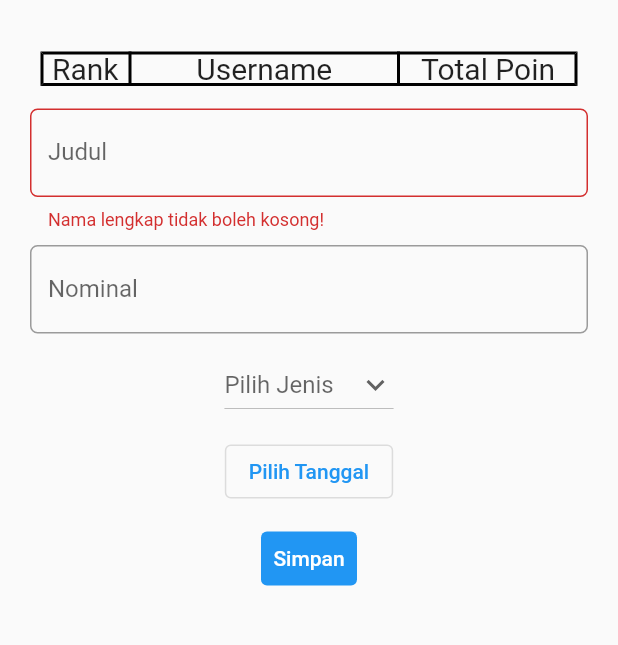
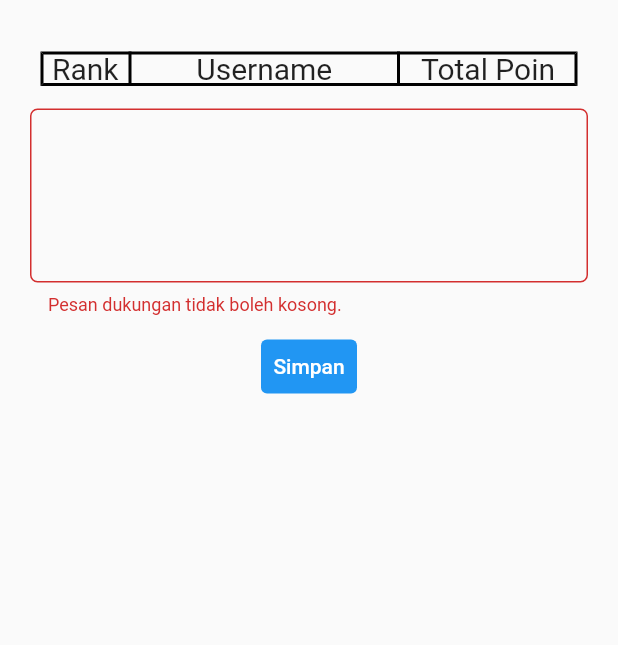
Before and after one commit to rafighalibin/bin_bank_app, a Flutter app: the LeaderboardPage screen opened directly, after a tap on "Simpan", on a phone screen of 412 x 824 dp, the part 175-820 px from its top. Run offline on Flutter 3.47's test engine with Material 2 defaults, Android fonts, the phone set to English and light mode, and no system bars.

Commit message:
update leaderboard

```diff
--- a/lib/page/leaderboard.dart
+++ b/lib/page/leaderboard.dart
@@ -12,10 +12,7 @@ class LeaderboardPage extends StatefulWidget {
 class _MyFormPageState extends State<LeaderboardPage> {
   final _formKey = GlobalKey<FormState>();
   String judul = "";
-  int nominal = 0;
-  String? jenis;
   DateTime tanggal = DateTime.now();
-  List<String> jenis_pilihan = ['Pemasukan', 'Pengeluaran'];
 
   @override
   Widget build(BuildContext context) {
@@ -37,6 +34,7 @@ class _MyFormPageState extends State<LeaderboardPage> {
                   ),
                   Container(
                     alignment: Alignment.center,
+                    constraints: const BoxConstraints(maxWidth: 600),
                     margin: const EdgeInsets.fromLTRB(7, 10, 7, 15),
                     child: Table(
                         columnWidths: const {
@@ -65,12 +63,12 @@ class _MyFormPageState extends State<LeaderboardPage> {
                   ),
                   TextFormField(
                     decoration: InputDecoration(
-                      labelText: "Judul",
-                      // Menambahkan circular border agar lebih rapi
                       border: OutlineInputBorder(
                         borderRadius: BorderRadius.circular(5.0),
                       ),
                     ),
+                    keyboardType: TextInputType.multiline,
+                    maxLines: 4,
                     // Menambahkan behavior saat nama diketik
                     onChanged: (String? value) {
                       setState(() {
@@ -86,76 +84,11 @@ class _MyFormPageState extends State<LeaderboardPage> {
                     // Validator sebagai validasi form
                     validator: (String? value) {
                       if (value == null || value.isEmpty) {
-                        return 'Nama lengkap tidak boleh kosong!';
+                        return 'Pesan dukungan tidak boleh kosong.';
                       }
                       return null;
                     },
                   ),
-                  const SizedBox(height: 10),
-                  TextFormField(
-                    keyboardType: TextInputType.number,
-                    decoration: InputDecoration(
-                      labelText: "Nominal",
-                      // Menambahkan circular border agar lebih rapi
-                      border: OutlineInputBorder(
-                        borderRadius: BorderRadius.circular(5.0),
-                      ),
-                    ),
-                    // Menambahkan behavior saat nama diketik
-                    onChanged: (String? value) {
-                      int? number = int.tryParse(value!);
-                      setState(() {
-                        if (number == null) {
-                          nominal = 0;
-                        } else {
-                          nominal = number;
-                        }
-                      });
-                    },
-                    // Menambahkan behavior saat data disimpan
-                    onSaved: (String? value) {
-                      int? number = int.tryParse(value!);
-                      setState(() {
-                        if (number == null) {
-                          nominal = 0;
-                        } else {
-                          nominal = number;
-                        }
-                      });
-                    },
-                  ),
-                  const SizedBox(height: 10),
-                  DropdownButton(
-                    value: jenis,
-                    hint: const Text("Pilih Jenis"),
-                    icon: const Icon(Icons.keyboard_arrow_down),
-                    items: jenis_pilihan.map((String items) {
-                      return DropdownMenuItem(
-                        value: items,
-                        child: Text(items),
-                      );
-                    }).toList(),
-                    onChanged: (String? newValue) {
-                      setState(() {
-                        jenis = newValue!;
-                      });
-                    },
-                  ),
-                  const SizedBox(height: 10),
-                  OutlinedButton(
-                      onPressed: () {
-                        showDatePicker(
-                          context: context,
-                          initialDate: DateTime.now(),
-                          firstDate: DateTime(1950),
-                          lastDate: DateTime(2100),
-                        ).then((value) {
-                          setState(() {
-                            tanggal = value!;
-                          });
-                        });
-                      },
-                      child: const Text("Pilih Tanggal")),
                   const SizedBox(height: 10),
                   TextButton(
                     style: ButtonStyle(
```
